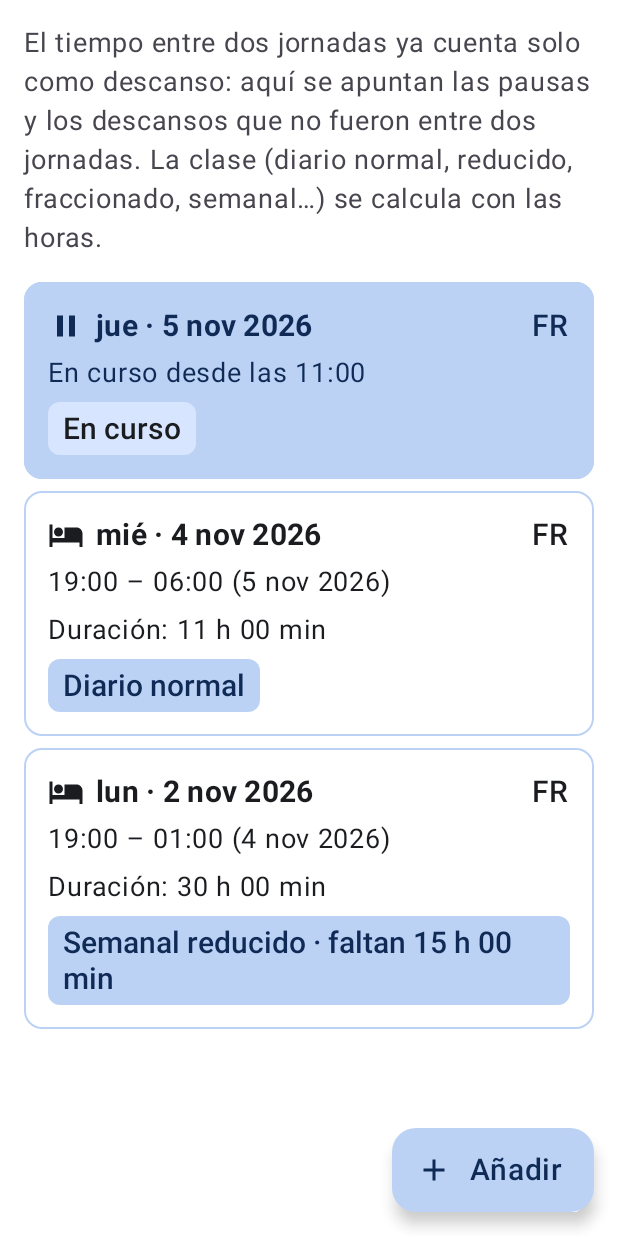
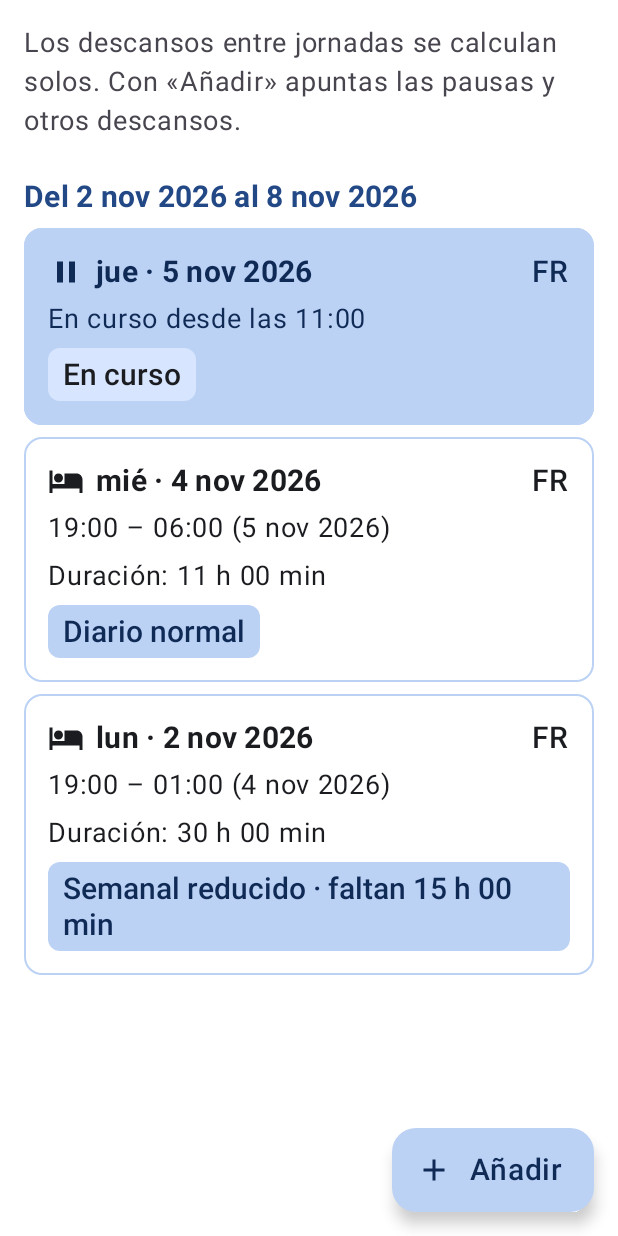
Before and after one commit to Cristina-Ch-Dr/Mi-Tacografo, an Android app built with Jetpack Compose: the @Preview function DescansosPreview, on a phone screen of 412 x 824 dp. Run offline under Robolectric (Android 15) with nearby library versions, the phone set to English and light mode, and no system bars; our stand-ins replace Dagger/Hilt's generated code; libraries missing offline, so code that uses them is left out: androidx.hilt.lifecycle.

Commit message:
feat(MT-51): pestañas como la app del conductor (parte 1
Inicio · Viajes · Descanso · Historial. Descanso pasa a ser pestaña
y enseña por semanas los descansos entre jornadas, calculados solos.
Resumen deja de ser pestaña: se abre desde Historial con «Resumen y PDF».

```diff
--- a/app/src/main/java/com/cristinachdr/mitacografo/feature/rests/DescansosScreen.kt
+++ b/app/src/main/java/com/cristinachdr/mitacografo/feature/rests/DescansosScreen.kt
@@ -37,15 +37,19 @@ import com.cristinachdr.mitacografo.domain.model.ClaseDescanso
 import com.cristinachdr.mitacografo.domain.model.Descanso
 import com.cristinachdr.mitacografo.domain.model.DescansoClasificado
 import com.cristinachdr.mitacografo.domain.model.TipoDescanso
+import com.cristinachdr.mitacografo.domain.model.calculado
 import com.cristinachdr.mitacografo.ui.FormatoHora
 import com.cristinachdr.mitacografo.ui.formatoDiaSemana
 import com.cristinachdr.mitacografo.ui.formatoFecha
 import com.cristinachdr.mitacografo.ui.nombre
 import com.cristinachdr.mitacografo.ui.textoDuracion
 import com.cristinachdr.mitacografo.ui.theme.MiTacografoTheme
+import java.time.DayOfWeek
 import java.time.Duration
+import java.time.LocalDate
 import java.time.LocalDateTime
 import java.time.ZoneId
+import java.time.temporal.TemporalAdjusters
 
 @Composable
 fun DescansosScreen(
@@ -57,7 +61,11 @@ fun DescansosScreen(
     DescansosContent(estado = estado, onDescanso = onDescanso, onNuevo = onNuevo)
 }
 
-/** Pausas y descansos, del más reciente al más antiguo, con su clase calculada. Tocar uno lo abre. */
+/**
+ * La pestaña Descanso (MT-51): por semanas, del más reciente al más antiguo, los descansos entre una jornada
+ * y la siguiente (calculados solos) y lo que se apuntó a mano (pausas y otros descansos), con su clase.
+ * Tocar uno apuntado lo abre; los calculados se cambian corrigiendo las horas de las jornadas.
+ */
 @Composable
 fun DescansosContent(
     estado: DescansosUiState,
@@ -80,9 +88,28 @@ fun DescansosContent(
                     modifier = Modifier.padding(bottom = 8.dp),
                 )
             }
-            items(estado.descansos, key = { it.descanso.id }) { clasificado ->
-                FilaDescanso(clasificado, onClick = { onDescanso(clasificado.descanso.id) })
-            }
+            estado.descansos
+                .groupBy { lunesDe(it.descanso) }
+                .forEach { (lunes, descansos) ->
+                    item(key = "semana-$lunes") {
+                        Text(
+                            stringResource(
+                                R.string.resumen_periodo,
+                                lunes.format(formatoFecha()),
+                                lunes.plusDays(6).format(formatoFecha()),
+                            ),
+                            style = MaterialTheme.typography.titleMedium,
+                            fontWeight = FontWeight.Bold,
+                            color = MaterialTheme.colorScheme.primary,
+                            modifier = Modifier.padding(top = 8.dp),
+                        )
+                    }
+                    items(descansos, key = { it.descanso.id }) { clasificado ->
+                        val descanso = clasificado.descanso
+                        val alTocar: (() -> Unit)? = if (descanso.calculado) null else { -> onDescanso(descanso.id) }
+                        FilaDescanso(clasificado, onClick = alTocar)
+                    }
+                }
         }
         ExtendedFloatingActionButton(
             onClick = onNuevo,
@@ -96,14 +123,14 @@ fun DescansosContent(
 @Composable
 private fun FilaDescanso(
     clasificado: DescansoClasificado,
-    onClick: () -> Unit,
+    onClick: (() -> Unit)?,
     modifier: Modifier = Modifier,
 ) {
     val descanso = clasificado.descanso
     val inicio = descanso.inicio.atZone(descanso.zonaInicio)
     val fin = descanso.fin?.atZone(descanso.zonaFin ?: descanso.zonaInicio)
     Card(
-        modifier = modifier.fillMaxWidth().clickable(onClick = onClick),
+        modifier = modifier.fillMaxWidth().then(onClick?.let { Modifier.clickable(onClick = it) } ?: Modifier),
         colors =
             if (descanso.enCurso) {
                 CardDefaults.cardColors(containerColor = MaterialTheme.colorScheme.primaryContainer)
@@ -165,10 +192,26 @@ private fun FilaDescanso(
                     style = MaterialTheme.typography.bodyLarge,
                 )
             }
-            ChipClase(clasificado)
+            Row(verticalAlignment = Alignment.CenterVertically, horizontalArrangement = Arrangement.spacedBy(8.dp)) {
+                ChipClase(clasificado)
+                if (descanso.calculado) {
+                    Text(
+                        stringResource(R.string.descanso_entre_jornadas),
+                        style = MaterialTheme.typography.bodyMedium,
+                        color = MaterialTheme.colorScheme.onSurfaceVariant,
+                    )
+                }
+            }
         }
     }
 }
+
+/** El lunes de la semana en la que empieza el descanso, en su zona. */
+private fun lunesDe(descanso: Descanso): LocalDate =
+    descanso.inicio
+        .atZone(descanso.zonaInicio)
+        .toLocalDate()
+        .with(TemporalAdjusters.previousOrSame(DayOfWeek.MONDAY))
 
 /** La clase en una etiqueta: azul para los descansos que cuentan, gris para pausas y los que no cuentan. */
 @Composable
--- a/app/src/main/java/com/cristinachdr/mitacografo/navigation/Rutas.kt
+++ b/app/src/main/java/com/cristinachdr/mitacografo/navigation/Rutas.kt
@@ -13,6 +13,7 @@ import kotlinx.serialization.Serializable
 
 @Serializable data object RutaViajes
 
+/** Resumen y PDF: desde MT-51 se abre desde el Historial, ya no es una pestaña. */
 @Serializable data object RutaResumen
 
 @Serializable data object RutaAjustes
@@ -21,7 +22,7 @@ import kotlinx.serialization.Serializable
 
 @Serializable data object RutaFinalizarJornada
 
-/** Lista de pausas y descansos. */
+/** Lista de pausas y descansos: la pestaña Descanso (MT-51). */
 @Serializable data object RutaDescansos
 
 /** Un descanso para corregirlo o borrarlo; con [id] = 0, uno nuevo. */
--- a/app/src/main/res/values/strings.xml
+++ b/app/src/main/res/values/strings.xml
@@ -7,6 +7,11 @@
     <string name="nav_viajes">Viajes</string>
     <string name="nav_resumen">Resumen</string>
     <string name="nav_ajustes">Ajustes</string>
+    <string name="nav_descanso">Descanso</string>
+    <string name="accion_resumen_pdf">Resumen y PDF</string>
+    <string name="historial_total_titulo">En total</string>
+    <string name="historial_total_km">%1$s km</string>
+    <string name="historial_total_conduccion">%1$s de conducción</string>
 
     <!-- Acciones -->
     <string name="accion_volver">Volver</string>
@@ -195,7 +200,8 @@
     <string name="descanso_titulo">Descanso</string>
     <string name="descanso_titulo_nuevo">Nuevo descanso</string>
     <string name="descansos_vacio">Todavía no hay pausas ni descansos. Durante la jornada, pulsa «Iniciar pausa»; para apuntar uno pasado, pulsa «Añadir».</string>
-    <string name="descansos_explicacion">El tiempo entre dos jornadas ya cuenta solo como descanso: aquí se apuntan las pausas y los descansos que no fueron entre dos jornadas. La clase (diario normal, reducido, fraccionado, semanal…) se calcula con las horas.</string>
+    <string name="descansos_explicacion">Los descansos entre jornadas se calculan solos. Con «Añadir» apuntas las pausas y otros descansos.</string>
+    <string name="descanso_entre_jornadas">Entre jornadas</string>
     <string name="accion_anadir_descanso">Añadir</string>
     <string name="descanso_tipo">¿Qué fue?</string>
     <string name="tipo_pausa">Pausa (en la jornada)</string>
```
Also changed, not shown: app/src/main/java/com/cristinachdr/mitacografo/feature/history/HistorialViewModel.kt (+7 -0 lines), app/src/main/java/com/cristinachdr/mitacografo/feature/history/HistoryScreen.kt (+43 -0 lines), app/src/main/java/com/cristinachdr/mitacografo/navigation/MiTacografoNavHost.kt (+21 -16 lines), core/domain/src/main/kotlin/com/cristinachdr/mitacografo/domain/usecase/Descansos.kt (+12 -3 lines), 3 other files.
